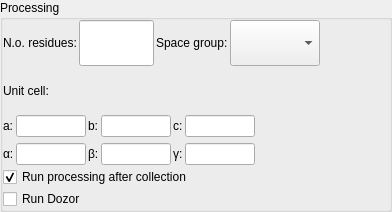
This is gui/ui_files/processing_widget_vertical_layout.ui in mxcube/mxcubeqt as Qt 5 draws it before an edit. The edited form follows.
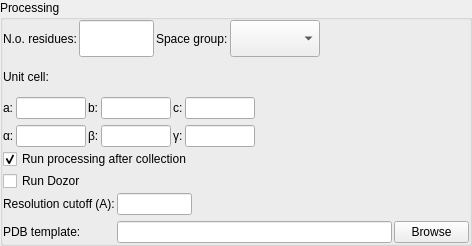
This is the edited form.

```diff
--- a/gui/ui_files/processing_widget_vertical_layout.ui
+++ b/gui/ui_files/processing_widget_vertical_layout.ui
@@ -6,8 +6,8 @@
    <rect>
     <x>0</x>
     <y>0</y>
-    <width>392</width>
-    <height>212</height>
+    <width>472</width>
+    <height>246</height>
    </rect>
   </property>
   <property name="sizePolicy">
@@ -367,6 +367,63 @@
           </property>
          </widget>
         </item>
+        <item>
+         <layout class="QGridLayout" name="gridLayout_2">
+          <property name="horizontalSpacing">
+           <number>2</number>
+          </property>
+          <property name="verticalSpacing">
+           <number>6</number>
+          </property>
+          <item row="2" column="1">
+           <widget class="QLineEdit" name="resolution_cutoff_ledit">
+            <property name="maximumSize">
+             <size>
+              <width>75</width>
+              <height>16777215</height>
+             </size>
+            </property>
+           </widget>
+          </item>
+          <item row="3" column="0">
+           <widget class="QLabel" name="pdb_file_label">
+            <property name="text">
+             <string>PDB template:</string>
+            </property>
+           </widget>
+          </item>
+          <item row="2" column="0">
+           <widget class="QLabel" name="resolution_cutoff_label">
+            <property name="text">
+             <string>Resolution cutoff (A):</string>
+            </property>
+           </widget>
+          </item>
+          <item row="3" column="1">
+           <widget class="QLineEdit" name="pdb_file_ledit">
+            <property name="maximumSize">
+             <size>
+              <width>16777215</width>
+              <height>16777215</height>
+             </size>
+            </property>
+           </widget>
+          </item>
+          <item row="3" column="3">
+           <widget class="QPushButton" name="pdb_file_browse_button">
+            <property name="maximumSize">
+             <size>
+              <width>75</width>
+              <height>16777215</height>
+             </size>
+            </property>
+            <property name="text">
+             <string>Browse</string>
+            </property>
+           </widget>
+          </item>
+         </layout>
+        </item>
        </layout>
       </item>
      </layout>
```
